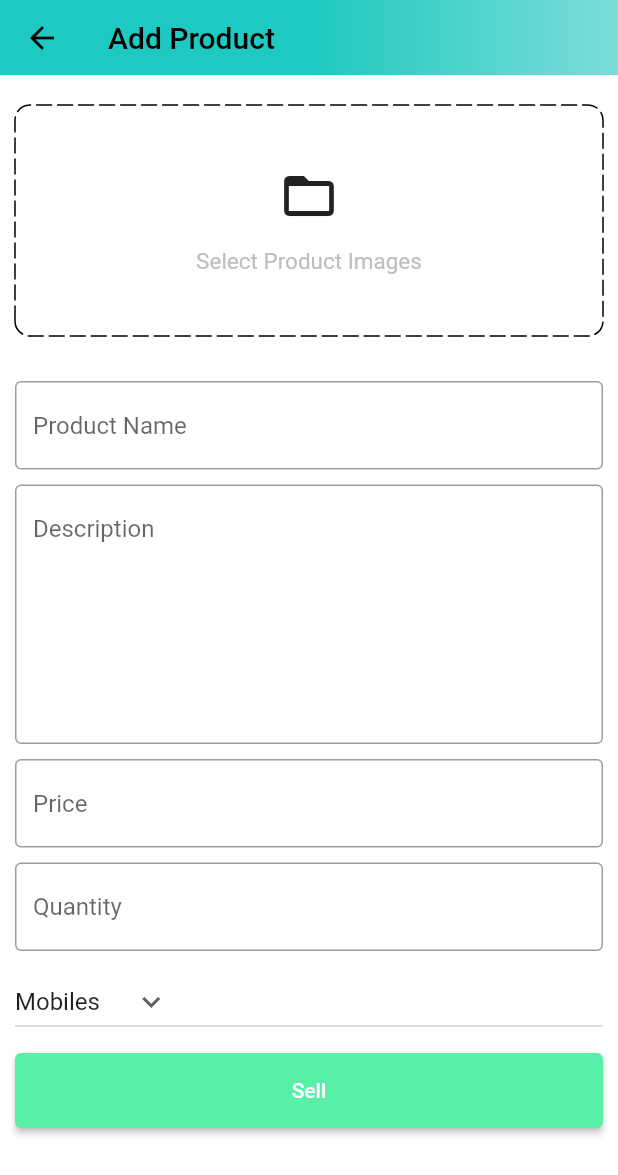
After one commit to laststonedjs/Amazon_Clone_App, a Flutter app: the AdminScreen screen opened directly, after a tap on the "add" icon, on a phone screen of 412 x 824 dp. The commit adds this screen. Shown: the top 1175 px of the screen. Run offline on Flutter 3.47's test engine with Material 2 defaults, Android fonts, the light colour scheme and no system bars; drawn by our look-alikes of dotted_border; our stand-ins replace badges, carousel_slider, shared_preferences; accounts and stored records are empty.

Commit message:
Admin Screen UI layout

```diff
--- a/lib/common/widgets/custom_textfield.dart
+++ b/lib/common/widgets/custom_textfield.dart
@@ -5,12 +5,12 @@ class CustomTextField extends StatelessWidget {
   final TextEditingController controller;
   final String hintText;
   final int maxLines;
-  const CustomTextField(
-      {Key? key,
-      required this.controller,
-      required this.hintText,
-      this.maxLines = 1})
-      : super(key: key);
+  const CustomTextField({
+    Key? key,
+    required this.controller,
+    required this.hintText,
+    this.maxLines = 1,
+  }) : super(key: key);
 
   @override
   Widget build(BuildContext context) {
--- /dev/null
+++ b/lib/features/admin/screens/add_product_screen.dart
@@ -0,0 +1,175 @@
+import 'package:amazon_clone_tech387/common/widgets/custom_button.dart';
+import 'package:amazon_clone_tech387/common/widgets/custom_textfield.dart';
+import 'package:dotted_border/dotted_border.dart';
+import 'package:flutter/material.dart';
+
+import '../../../constants/global_variables.dart';
+
+class AddProductScreen extends StatefulWidget {
+  static const String routeName =
+      '/add-product'; // register this route in router.dart file
+  const AddProductScreen({super.key});
+
+  @override
+  State<AddProductScreen> createState() => _AddProductScreenState();
+}
+
+class _AddProductScreenState extends State<AddProductScreen> {
+  /**
+   * Whenever the user modifies a text field with an associated [TextEditingController],
+   * the text field updates [value] and the controller notifies its listeners.
+   * Listeners can then read the [text] and [selection] properties to learn what
+   * the user has typed or how the selection has been updated.
+   */
+  final TextEditingController productNameController = TextEditingController();
+  final TextEditingController descriptionController = TextEditingController();
+  final TextEditingController priceController = TextEditingController();
+  final TextEditingController quantityController = TextEditingController();
+
+  /**
+   * The framework calls this method when this [State] object will never build again.
+   * After the framework calls [dispose], the [State] object is considered unmounted
+   * and the [mounted] property is false. It is an error to call [setState] at this point.
+   * This stage of the lifecycle is terminal: there is no way to remount a [State] object that has been disposed.
+   */
+
+  String category = 'Mobiles';
+
+  @override
+  void dispose() {
+    super.dispose();
+    productNameController.dispose();
+    descriptionController.dispose();
+    priceController.dispose();
+    quantityController.dispose();
+  }
+
+  List<String> productCategories = [
+    'Mobiles',
+    'Essentials',
+    'Appliances',
+    'Books',
+    'Fashion'
+  ];
+
+  @override
+  Widget build(BuildContext context) {
+    return Scaffold(
+      appBar: PreferredSize(
+        preferredSize: const Size.fromHeight(50),
+        child: AppBar(
+          flexibleSpace: Container(
+            decoration: const BoxDecoration(
+              gradient: GlobalVariables.appBarGradient,
+            ),
+          ),
+          title: const Text(
+            'Add Product',
+            style: TextStyle(color: Colors.black),
+          ),
+        ),
+      ),
+      body: SingleChildScrollView(
+        child: Form(
+          child: Padding(
+            padding: const EdgeInsets.symmetric(horizontal: 10),
+            child: Column(
+              children: [
+                const SizedBox(
+                  height: 20,
+                ),
+                DottedBorder(
+                  borderType: BorderType.RRect,
+                  radius: const Radius.circular(10),
+                  dashPattern: const [10, 4],
+                  strokeCap: StrokeCap.round,
+                  child: Container(
+                    width: double.infinity,
+                    height: 150,
+                    decoration: BoxDecoration(
+                      borderRadius: BorderRadius.circular(10),
+                    ),
+                    child: Column(
+                      mainAxisAlignment: MainAxisAlignment.center,
+                      children: [
+                        const Icon(
+                          Icons.folder_open_outlined,
+                          size: 40,
+                        ),
+                        const SizedBox(
+                          height: 15,
+                        ),
+                        Text(
+                          'Select Product Images',
+                          style: TextStyle(
+                              fontSize: 15, color: Colors.grey.shade400),
+                        ),
+                      ],
+                    ),
+                  ),
+                ),
+                const SizedBox(
+                  height: 30,
+                ),
+                CustomTextField(
+                  controller: productNameController,
+                  hintText: 'Product Name',
+                ),
+                const SizedBox(
+                  height: 10,
+                ),
+                CustomTextField(
+                  controller: descriptionController,
+                  hintText: 'Description',
+                  maxLines: 7,
+                ),
+                const SizedBox(
+                  height: 10,
+                ),
+                CustomTextField(
+                  controller: priceController,
+                  hintText: 'Price',
+                ),
+                const SizedBox(
+                  height: 10,
+                ),
+                CustomTextField(
+                  controller: quantityController,
+                  hintText: 'Quantity',
+                ),
+                const SizedBox(
+                  height: 10,
+                ),
+                SizedBox(
+                  width: double.infinity,
+                  child: DropdownButton(
+                    value: category,
+                    icon: const Icon(Icons.keyboard_arrow_down),
+                    items: productCategories.map((String item) {
+                      return DropdownMenuItem(
+                        value: item,
+                        child: Text(item),
+                      );
+                    }).toList(),
+                    onChanged: (String? newVal) {
+                      setState(() {
+                        category = newVal!;
+                      });
+                    },
+                  ),
+                ),
+                const SizedBox(
+                  height: 10,
+                ),
+                CustomButton(
+                  text: 'Sell',
+                  onTap: () {},
+                ),
+              ],
+            ),
+          ),
+        ),
+      ),
+    );
+  }
+}
--- /dev/null
+++ b/lib/features/admin/screens/admin_screen.dart
@@ -0,0 +1,139 @@
+import 'package:amazon_clone_tech387/features/admin/screens/posts_screen.dart';
+import 'package:flutter/material.dart';
+
+import '../../../constants/global_variables.dart';
+
+class AdminScreen extends StatefulWidget {
+  const AdminScreen({super.key});
+
+  @override
+  State<AdminScreen> createState() => _AdminScreenState();
+}
+
+class _AdminScreenState extends State<AdminScreen> {
+  int _page = 0;
+  double bottomBarWidth = 42;
+  double bottomBarBorderWidth = 5;
+
+  List<Widget> pages = [
+    const PostsScreen(),
+    const Center(
+      child: Text('Analytics Page'),
+    ),
+    const Center(
+      child: Text('Cart Page'),
+    ),
+  ];
+
+  void updatePage(int page) {
+    setState(() {
+      _page = page;
+    });
+  }
+
+  @override
+  Widget build(BuildContext context) {
+    return Scaffold(
+      appBar: PreferredSize(
+        preferredSize: const Size.fromHeight(50),
+        child: AppBar(
+          flexibleSpace: Container(
+            decoration: const BoxDecoration(
+              gradient: GlobalVariables.appBarGradient,
+            ),
+          ),
+          title: Row(
+            mainAxisAlignment: MainAxisAlignment.spaceBetween,
+            children: [
+              Container(
+                alignment: Alignment.topLeft,
+                child: Image.asset(
+                  'assets/images/amazon_in_logo.png',
+                  width: 120,
+                  height: 45,
+                  color: Colors.black,
+                ),
+              ),
+              const Text(
+                'Admin',
+                style:
+                    TextStyle(fontWeight: FontWeight.bold, color: Colors.black),
+              ),
+            ],
+          ),
+        ),
+      ),
+      body: pages[_page],
+      bottomNavigationBar: BottomNavigationBar(
+        currentIndex: _page,
+        selectedItemColor: GlobalVariables.selectedNavBarColor,
+        unselectedItemColor: GlobalVariables.unselectedNavBarColor,
+        backgroundColor: GlobalVariables.backgroundColor,
+        iconSize: 28,
+        onTap: updatePage,
+        items: [
+          // POSTS
+          BottomNavigationBarItem(
+            icon: Container(
+              width: bottomBarWidth,
+              decoration: BoxDecoration(
+                border: Border(
+                  top: BorderSide(
+                    color: _page == 0
+                        ? GlobalVariables.selectedNavBarColor
+                        : GlobalVariables.backgroundColor,
+                    width: bottomBarBorderWidth,
+                  ),
+                ),
+              ),
+              child: const Icon(
+                Icons.home_outlined,
+              ),
+            ),
+            label: '',
+          ),
+          // ANALYTICS
+          BottomNavigationBarItem(
+            icon: Container(
+              width: bottomBarWidth,
+              decoration: BoxDecoration(
+                border: Border(
+                  top: BorderSide(
+                    color: _page == 1
+                        ? GlobalVariables.selectedNavBarColor
+                        : GlobalVariables.backgroundColor,
+                    width: bottomBarBorderWidth,
+                  ),
+                ),
+              ),
+              child: const Icon(
+                Icons.analytics_outlined,
+              ),
+            ),
+            label: '',
+          ),
+          // ORDERS
+          BottomNavigationBarItem(
+            icon: Container(
+              width: bottomBarWidth,
+              decoration: BoxDecoration(
+                border: Border(
+                  top: BorderSide(
+                    color: _page == 2
+                        ? GlobalVariables.selectedNavBarColor
+                        : GlobalVariables.backgroundColor,
+                    width: bottomBarBorderWidth,
+                  ),
+                ),
+              ),
+              child: const Icon(
+                Icons.all_inbox_outlined,
+              ),
+            ),
+            label: '',
+          ),
+        ],
+      ),
+    );
+  }
+}
--- /dev/null
+++ b/lib/features/admin/screens/posts_screen.dart
@@ -0,0 +1,30 @@
+import 'package:amazon_clone_tech387/features/admin/screens/add_product_screen.dart';
+import 'package:flutter/material.dart';
+
+class PostsScreen extends StatefulWidget {
+  const PostsScreen({super.key});
+
+  @override
+  State<PostsScreen> createState() => _PostsScreenState();
+}
+
+class _PostsScreenState extends State<PostsScreen> {
+  void navigateToAddProduct() {
+    Navigator.pushNamed(context, AddProductScreen.routeName);
+  }
+
+  @override
+  Widget build(BuildContext context) {
+    return Scaffold(
+      body: const Center(
+        child: Text('Products'),
+      ),
+      floatingActionButton: FloatingActionButton(
+        onPressed: navigateToAddProduct,
+        tooltip: 'Add a Product', // hold a click on button to see this message
+        child: const Icon(Icons.add),
+      ),
+      floatingActionButtonLocation: FloatingActionButtonLocation.centerFloat,
+    );
+  }
+}
--- a/lib/main.dart
+++ b/lib/main.dart
@@ -1,5 +1,6 @@
 import 'package:amazon_clone_tech387/common/widgets/bottom_bar.dart';
 import 'package:amazon_clone_tech387/constants/global_variables.dart';
+import 'package:amazon_clone_tech387/features/admin/screens/admin_screen.dart';
 import 'package:amazon_clone_tech387/features/auth/screens/auth_screen.dart';
 import 'package:amazon_clone_tech387/features/auth/services/auth_service.dart';
 import 'package:amazon_clone_tech387/providers/user_provider.dart';
@@ -35,7 +36,9 @@ class _MyAppState extends State<MyApp> {
   @override
   Widget build(BuildContext context) {
     return MaterialApp(
-      title: 'Amazon Clone',
+      debugShowCheckedModeBanner:
+          false, // This banner is intended to deter people from complaining that your app is slow when it's in debug mode.
+      title: 'Green Flutter Bank',
       theme: ThemeData(
         scaffoldBackgroundColor: GlobalVariables.backgroundColor,
         // ignore: prefer_const_constructors
@@ -51,7 +54,9 @@ class _MyAppState extends State<MyApp> {
       ),
       onGenerateRoute: (settings) => generateRoute(settings),
       home: Provider.of<UserProvider>(context).user.token.isNotEmpty
-          ? const BottomBar()
+          ? Provider.of<UserProvider>(context).user.type == 'user'
+              ? const BottomBar()
+              : const AdminScreen()
           : const AuthScreen(),
     );
   }
--- a/lib/router.dart
+++ b/lib/router.dart
@@ -1,4 +1,6 @@
 import 'package:amazon_clone_tech387/common/widgets/bottom_bar.dart';
+import 'package:amazon_clone_tech387/features/admin/screens/add_product_screen.dart';
+import 'package:amazon_clone_tech387/features/admin/screens/posts_screen.dart';
 import 'package:amazon_clone_tech387/features/auth/screens/auth_screen.dart';
 import 'package:amazon_clone_tech387/features/home/screens/home_screen.dart';
 import 'package:flutter/material.dart';
@@ -21,6 +23,11 @@ Route<dynamic> generateRoute(RouteSettings routeSettings) {
         settings: routeSettings,
         builder: (_) => const BottomBar(),
       );
+    case AddProductScreen.routeName:
+      return MaterialPageRoute(
+        settings: routeSettings,
+        builder: (_) => const AddProductScreen(),
+      );
     default:
       return MaterialPageRoute(
         settings: routeSettings,
--- a/pubspec.yaml
+++ b/pubspec.yaml
@@ -40,6 +40,7 @@ dependencies:
   shared_preferences: ^2.0.15
   badges: ^2.0.3
   carousel_slider: ^4.1.1
+  dotted_border: ^2.0.0+3
 
 dev_dependencies:
   flutter_test:
```
Also changed, not shown: pubspec.lock.
